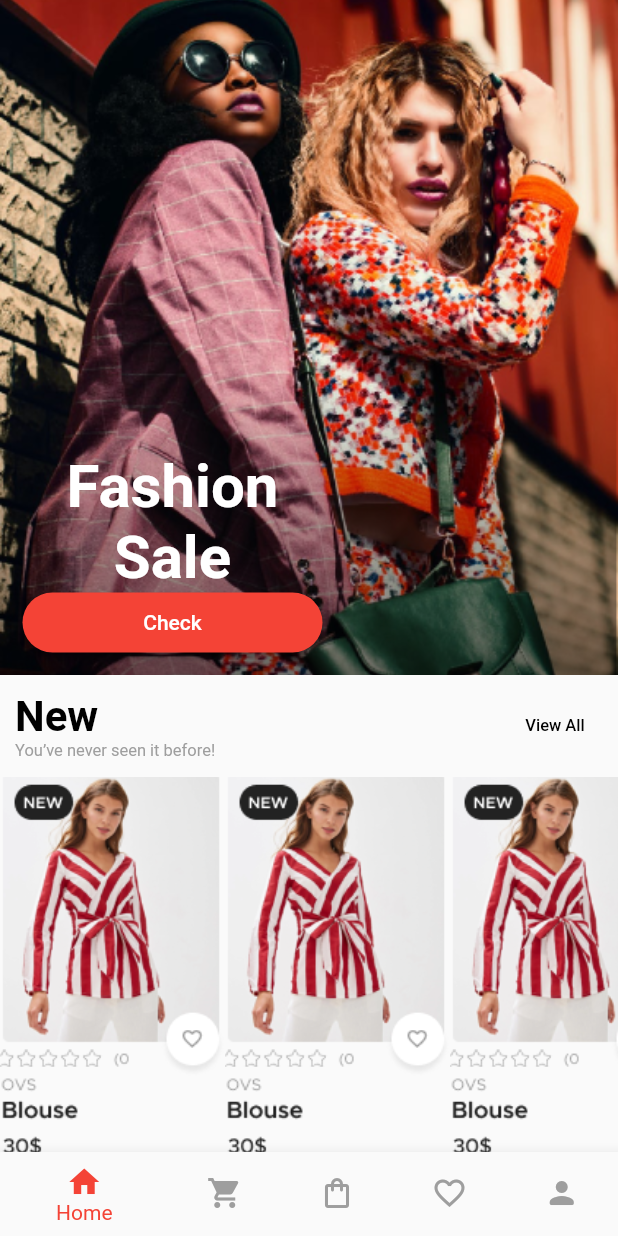
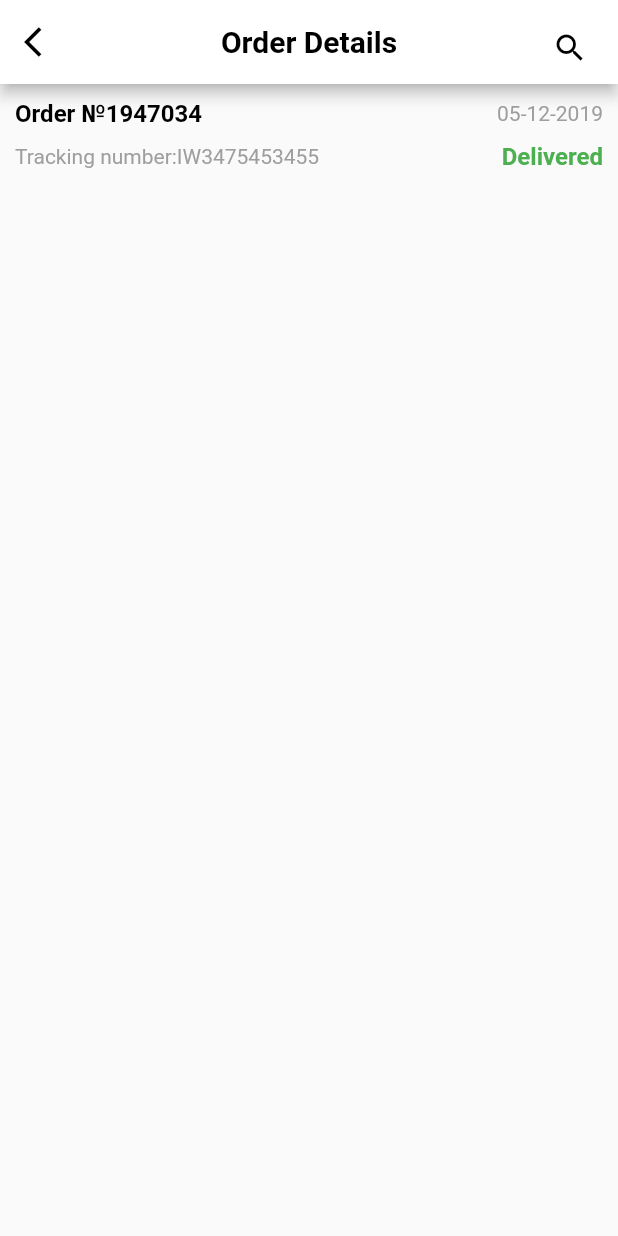
Before and after one commit to HarshitaSharma7905/closecallseCommerce, a Flutter app: the screen it shows after launch, on a phone screen of 412 x 824 dp. Run offline on Flutter 3.47's test engine with Material 2 defaults, Android fonts, the light colour scheme and no system bars; our stand-ins replace dropdown_search; missing offline and left inert: dart:html.

Commit message:
Update by Harshita

```diff
--- a/lib/View/Main/MainPage.dart
+++ b/lib/View/Main/MainPage.dart
@@ -1,6 +1,7 @@
 
 import 'package:closecallsecommerce/View/Favourite/Favourites.dart';
 import 'package:closecallsecommerce/View/Main/Home.dart';
+import 'package:closecallsecommerce/View/Profile/Profile.dart';
 import 'package:closecallsecommerce/View/Shops/Category.dart';
 import 'package:flutter/material.dart';
 
@@ -15,7 +16,7 @@ class MainPage extends StatefulWidget {
 
 class _MainPageState extends State<MainPage> {
   int index=0;
-  List screen=[Home(),Category(),MyBag(),Favourite(),Text('profile')];
+  List screen=[Home(),Category(),MyBag(),Favourite(),Profile()];
   @override
   Widget build(BuildContext context) {
     return Scaffold(body: screen[index],
--- /dev/null
+++ b/lib/View/Profile/Orders/OrderDetails.dart
@@ -0,0 +1,45 @@
+import 'package:flutter/material.dart';
+
+class OrderDetails extends StatefulWidget {
+  const OrderDetails({Key? key}) : super(key: key);
+
+  @override
+  State<OrderDetails> createState() => _OrderDetailsState();
+}
+
+class _OrderDetailsState extends State<OrderDetails> {
+  @override
+  Widget build(BuildContext context) {
+    return Scaffold(
+      appBar: AppBar(
+        leading: GestureDetector(child: Icon(Icons.arrow_back_ios,color: Colors.black,)),
+        backgroundColor: Colors.white,
+        title: Text('Order Details',style: TextStyle(color: Colors.black,fontWeight: FontWeight.bold)),centerTitle: true,
+        actions: [Padding(padding: EdgeInsets.all(20),child: Icon(Icons.search,color: Colors.black,),)],
+      ),
+      body: Container(
+        margin: EdgeInsets.all(10),
+        child: Column(
+          mainAxisAlignment: MainAxisAlignment.start,
+          children: [
+            Row(
+              mainAxisAlignment: MainAxisAlignment.spaceBetween,
+              children: [
+                  Text('Order №1947034',style: TextStyle(fontWeight: FontWeight.bold,fontSize: 16,color: Colors.black)),
+                   Text('05-12-2019',style: TextStyle(fontSize: 14,color: Colors.grey),)
+              ],
+            ),
+            SizedBox(height: 10,),
+            Row(
+              mainAxisAlignment: MainAxisAlignment.spaceBetween,
+              children: [
+                 Text('Tracking number:'+"IW3475453455",style: TextStyle(fontSize:14,color: Colors.grey )),
+                Text('Delivered',style: TextStyle(fontSize: 16,color: Colors.green,fontWeight: FontWeight.bold),)
+              ],
+            )
+          ],
+        ),
+      ),
+    );
+  }
+}
--- a/lib/main.dart
+++ b/lib/main.dart
@@ -7,6 +7,8 @@ import 'package:closecallsecommerce/View/Main/MainPage.dart';
 import 'package:closecallsecommerce/View/MyBag/MyBag.dart';
 import 'package:closecallsecommerce/View/Product/ProductCart.dart';
 import 'package:closecallsecommerce/View/Product/Rating.dart';
+import 'package:closecallsecommerce/View/Profile/Orders/OrderDetails.dart';
+import 'package:closecallsecommerce/View/Profile/Profile.dart';
 import 'package:closecallsecommerce/View/Search/VisualSearch.dart';
 import 'package:closecallsecommerce/View/Search/VisualSearchCrop.dart';
 import 'package:closecallsecommerce/View/Search/VisualSearchTakePhoto.dart';
@@ -21,6 +23,7 @@ import 'package:flutter/material.dart';
 
 import 'View/MyBag/AddShippingAddress.dart';
 import 'View/MyBag/ShippingAddress.dart';
+import 'View/Profile/Orders.dart';
 import 'View/Search/VisualSearchFinding.dart';
 import 'View/Shops/Category.dart';
 
@@ -33,7 +36,7 @@ class MyApp extends StatelessWidget {
   @override
   Widget build(BuildContext context) {
     return MaterialApp(
-      home: MainPage(),
+      home: OrderDetails(),
     );
   }
 }
--- a/pubspec.yaml
+++ b/pubspec.yaml
@@ -92,6 +92,7 @@ flutter:
      - assets/Product/column.png
      - assets/Success/successgirl.png
      - assets/Success/successbag.png
+     - assets/Profile/profileimg.png
   #   - images/a_dot_ham.jpeg
 
   # An image asset can refer to one or more resolution-specific "variants", see
```
Also changed, not shown: lib/View/Profile/Orders.dart (added, +58 -0 lines), lib/View/Profile/Orders/Deliverd.dart (added, +60 -0 lines), lib/View/Profile/Profile.dart (added, +173 -0 lines), lib/View/Shops/Category/Women.dart (+9 -9 lines), assets/Profile/profileimg.png (added).
